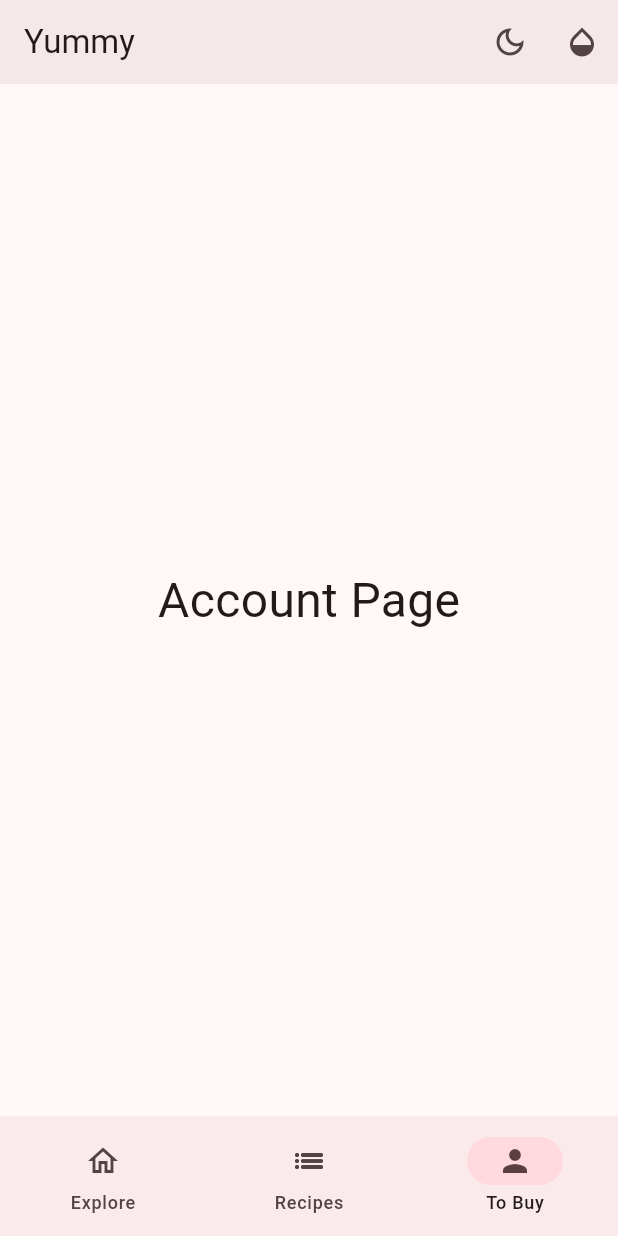
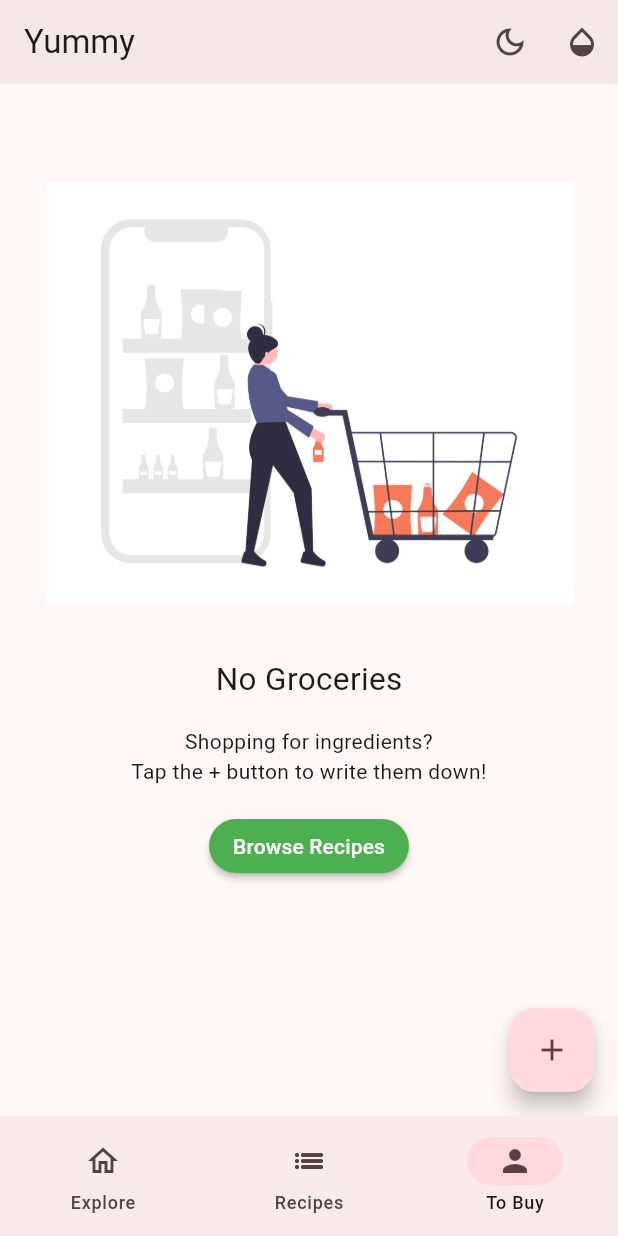
Before and after one commit to addisumotora/flutter-apps, a Flutter app: the screen it shows after launch, item 3 of the bottom bar chosen, on a phone screen of 412 x 824 dp. Run offline on Flutter 3.47's test engine with Material 3 defaults, Android fonts, the phone set to English and light mode, and no system bars; our stand-ins replace google_fonts.

Commit message:
gloceries screeen

```diff
--- a/fooderlich/lib/components/card2.dart
+++ b/fooderlich/lib/components/card2.dart
@@ -30,7 +30,7 @@ class Card2 extends StatelessWidget {
             const AuthorCard(
               authorName: 'Mike Katz',
               title: 'Smoothie Connoisseur',
-              imageProvider: AssetImage('assets/mag1.webp'),
+              imageProvider: AssetImage('assets/profile_pics/person_crispy.png'),
             ),
             Expanded(
                 child: Stack(
--- a/fooderlich/lib/home.dart
+++ b/fooderlich/lib/home.dart
@@ -1,8 +1,11 @@
 import 'package:flutter/material.dart';
-import 'package:fooderlich/components/Recipes_screen.dart';
 import 'package:fooderlich/components/color_button.dart';
 import 'package:fooderlich/components/theme_button.dart';
+import 'package:fooderlich/models/tab_manager.dart';
 import 'package:fooderlich/screens/explore_screen.dart';
+import 'package:fooderlich/screens/glocery_screen.dart';
+import 'package:fooderlich/screens/recipes_screen.dart';
+import 'package:provider/provider.dart';
 import 'constants.dart';
 
 class Home extends StatefulWidget {
@@ -46,16 +49,11 @@ class _HomeState extends State<Home> {
   @override
   Widget build(BuildContext context) {
     final pages = [
-      ExploreScreen(),
+      const ExploreScreen(),
       RecipesScreen(),
-      const Center(
-        child: Text(
-          'Account Page',
-          style: TextStyle(fontSize: 32.0),
-        ),
-      ),
+      const GroceryScreen()
     ];
-
+    return Consumer<TabManager>(builder: (context, tabManager, child) {
       return Scaffold(
         appBar: AppBar(
           title: Text(widget.appTitle),
@@ -72,18 +70,19 @@ class _HomeState extends State<Home> {
           ],
         ),
         body: IndexedStack(
-        index: tab,
+          index: tabManager.selectedTab,
           children: pages,
         ),
         bottomNavigationBar: NavigationBar(
-        selectedIndex: tab,
+          selectedIndex: tabManager.selectedTab,
           onDestinationSelected: (index) {
             setState(() {
-            tab = index;
+              tabManager.goToTab(index);
             });
           },
           destinations: appBarDestinations,
         ),
       );
+    });
   }
 }
--- a/fooderlich/lib/main.dart
+++ b/fooderlich/lib/main.dart
@@ -1,5 +1,8 @@
 import 'package:flutter/material.dart';
-
+import 'package:fooderlich/models/grocery_manager.dart';
+import 'package:fooderlich/models/tab_manager.dart';
+import 'package:provider/provider.dart';
+import 'models/models.dart';
 import 'constants.dart';
 import 'home.dart';
 
@@ -20,9 +23,7 @@ class _YummyState extends State<Yummy> {
 
   void changeThemeMode(bool useLightMode) {
     setState(() {
-      themeMode = useLightMode
-          ? ThemeMode.light
-          : ThemeMode.dark;
+      themeMode = useLightMode ? ThemeMode.light : ThemeMode.dark;
     });
   }
 
@@ -50,12 +51,18 @@ class _YummyState extends State<Yummy> {
           useMaterial3: true,
           brightness: Brightness.dark,
         ),
-      home: Home(
+        home: MultiProvider(
+          providers: [
+            ChangeNotifierProvider(create: (context) => TabManager()),
+            ChangeNotifierProvider(create: (context) => GroceryManager()),
+          ],
+          child: Home(
             appTitle: appTitle,
             changeTheme: changeThemeMode,
             changeColor: changeColor,
             colorSelected: colorSelected,
           ),
+        )
     );
   }
 }
--- /dev/null
+++ b/fooderlich/lib/models/grocery_item.dart
@@ -0,0 +1,41 @@
+import 'package:flutter/material.dart';
+
+enum Importance { low, medium, high }
+
+class GroceryItem {
+  final String id;
+  final String name;
+  final Importance importance;
+  final Color color;
+  final int quantity;
+  final DateTime date;
+  final bool isComplete;
+
+  const GroceryItem(
+      {required this.id,
+      required this.name,
+      required this.importance,
+      required this.color,
+      required this.quantity,
+      required this.date,
+      this.isComplete = false});
+
+  GroceryItem copyWith({
+    String? id,
+    String? name,
+    Importance? importance,
+    Color? color,
+    int? quantity,
+    DateTime? date,
+    bool? isComplete,
+  }) {
+    return GroceryItem(
+        id: id ?? this.id,
+        name: name ?? this.name,
+        importance: importance ?? this.importance,
+        color: color ?? this.color,
+        quantity: quantity ?? this.quantity,
+        date: date ?? this.date,
+        isComplete: isComplete ?? this.isComplete);
+  }
+}
--- a/fooderlich/lib/models/models.dart
+++ b/fooderlich/lib/models/models.dart
@@ -1,2 +1,3 @@
 export 'food_category.dart';
 export 'post.dart';
+export 'grocery_item.dart';
--- /dev/null
+++ b/fooderlich/lib/models/tab_manager.dart
@@ -0,0 +1,15 @@
+import 'package:flutter/material.dart';
+
+class TabManager extends ChangeNotifier {
+  int selectedTab = 0;
+
+  void goToTab(index) {
+    selectedTab = index;
+    notifyListeners();
+  }
+
+  void goToRecipes() {
+    selectedTab = 1;
+    notifyListeners();
+  }
+}
--- /dev/null
+++ b/fooderlich/lib/screens/empty_grocery_screen.dart
@@ -0,0 +1,47 @@
+import 'package:flutter/material.dart';
+import 'package:fooderlich/models/tab_manager.dart';
+import 'package:provider/provider.dart';
+
+class EmptyGroceryScreen extends StatelessWidget {
+  const EmptyGroceryScreen({Key? key}) : super(key: key);
+  @override
+  Widget build(BuildContext context) {
+    return Padding(
+      padding: const EdgeInsets.all(30.0),
+      child: Center(
+        child: Column(
+          mainAxisAlignment: MainAxisAlignment.start,
+          children: [
+            Flexible(
+                child: AspectRatio(
+              aspectRatio: 1 / 1,
+              child: Image.asset('assets/empty.png'),
+            )),
+            const Text(
+              'No Groceries',
+              style: TextStyle(fontSize: 21.0),
+            ),
+            const SizedBox(height: 16.0),
+            const Text(
+              'Shopping for ingredients?\n'
+              'Tap the + button to write them down!',
+              textAlign: TextAlign.center,
+            ),
+             const SizedBox(height: 16.0),
+            MaterialButton(
+              textColor: Colors.white,
+              shape: RoundedRectangleBorder(
+                borderRadius: BorderRadius.circular(30.0),
+              ),
+              color: Colors.green,
+              onPressed: () {
+                Provider.of<TabManager>(context, listen: false).goToRecipes();
+              },
+              child: const Text('Browse Recipes'),
+            ),
+          ],
+        ),
+      ),
+    );
+  }
+}
--- /dev/null
+++ b/fooderlich/lib/screens/glocery_screen.dart
@@ -0,0 +1,44 @@
+import 'package:flutter/material.dart';
+import 'package:fooderlich/models/grocery_manager.dart';
+import 'package:fooderlich/screens/empty_grocery_screen.dart';
+import 'package:fooderlich/screens/grocery_item_screen.dart';
+import 'package:provider/provider.dart';
+
+class GroceryScreen extends StatelessWidget {
+  const GroceryScreen({super.key});
+
+  @override
+  Widget build(BuildContext context) {
+    return Scaffold(
+      floatingActionButton: FloatingActionButton(
+        child: const Icon(Icons.add),
+        onPressed: () {
+          final manager = Provider.of<GroceryManager>(context, listen: false);
+
+          Navigator.push(
+              context,
+              MaterialPageRoute(
+                  builder: (context) => GroceryItemScreen(
+                      onCreate: (item) {
+                        manager.addItem(item);
+                        Navigator.pop(context);
+                      },
+                      onUpdate: (item) {})));
+        },
+      ),
+      body: buildGroceryScreen(),
+    );
+  }
+}
+
+Widget buildGroceryScreen() {
+  return Consumer<GroceryManager>(
+    builder: (context, manager, child) {
+      if (manager.groceryItems.isNotEmpty) {
+        return Container();
+      } else {
+        return const EmptyGroceryScreen();
+      }
+    },
+  );
+}
--- a/fooderlich/pubspec.yaml
+++ b/fooderlich/pubspec.yaml
@@ -36,6 +36,10 @@ dependencies:
   # Use with the CupertinoIcons class for iOS style icons.
   cupertino_icons: ^1.0.2
   google_fonts: ^6.1.0
+  provider: ^6.1.2
+  flex_color_picker: ^3.3.1
+  uuid: ^4.3.3
+  intl: ^0.19.0
 
 dev_dependencies:
   flutter_test:
```
Also changed, not shown: fooderlich/lib/components/recipe_thumbnail.dart (+11 -10 lines), fooderlich/lib/models/grocery_manager.dart (added, +28 -0 lines), fooderlich/lib/screens/explore_screen.dart (+38 -5 lines), fooderlich/lib/screens/grocery_item_screen.dart (added, +112 -0 lines), fooderlich/assets/empty.png (added), fooderlich/assets/empty.svg (added), fooderlich/lib/screens/recipes_screen.dart (renamed from fooderlich/lib/components/recipes_screen.dart), fooderlich/pubspec.lock. Lines whose indentation alone changed are shown as unchanged.
